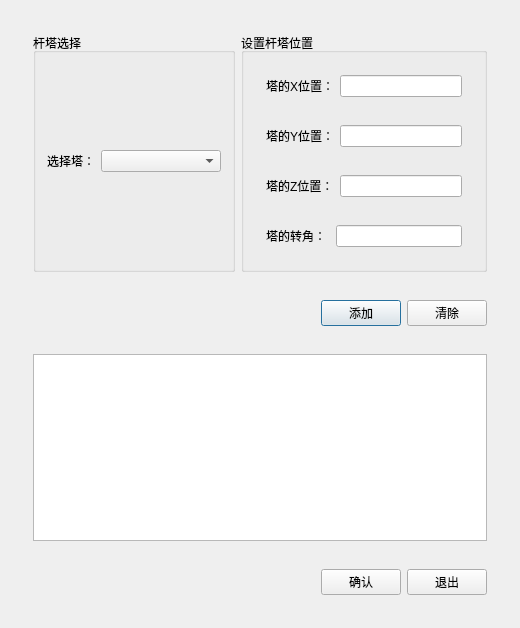
Above: TW/TowerWireGroupAssembly.ui from Shixuku/Tower-Visual before the change. Below: the same form after it.
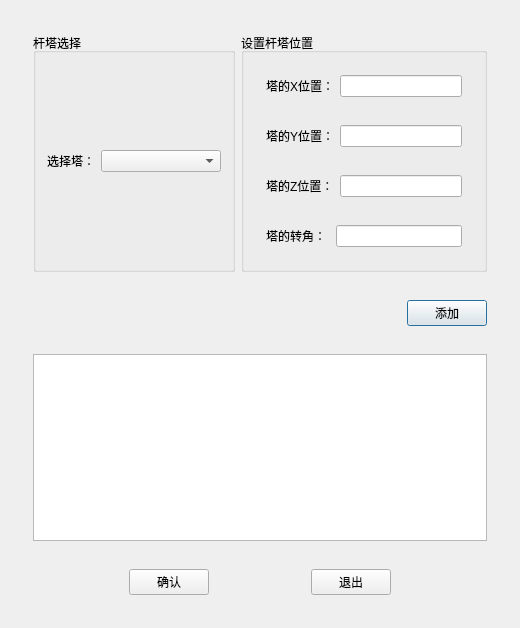
That is the form after the change.

```diff
--- a/TW/TowerWireGroupAssembly.ui
+++ b/TW/TowerWireGroupAssembly.ui
@@ -11,7 +11,7 @@
    </rect>
   </property>
   <property name="windowTitle">
-   <string>TowerWireGroup</string>
+   <string>塔线组实例</string>
   </property>
   <layout class="QHBoxLayout" name="horizontalLayout_9">
    <item>
@@ -158,13 +158,6 @@
            </property>
           </widget>
          </item>
-         <item>
-          <widget class="QPushButton" name="BtnClear">
-           <property name="text">
-            <string>清除</string>
-           </property>
-          </widget>
-         </item>
         </layout>
        </widget>
       </item>
@@ -181,7 +174,7 @@
        <widget class="QWidget" name="widget_12" native="true">
         <layout class="QHBoxLayout" name="horizontalLayout_11">
          <item>
-          <spacer name="horizontalSpacer_2">
+          <spacer name="horizontalSpacer_3">
            <property name="orientation">
             <enum>Qt::Horizontal</enum>
            </property>
@@ -200,6 +193,19 @@
            </property>
           </widget>
          </item>
+         <item>
+          <spacer name="horizontalSpacer_2">
+           <property name="orientation">
+            <enum>Qt::Horizontal</enum>
+           </property>
+           <property name="sizeHint" stdset="0">
+            <size>
+             <width>40</width>
+             <height>20</height>
+            </size>
+           </property>
+          </spacer>
+         </item>
          <item>
           <widget class="QPushButton" name="BtnCancle">
            <property name="text">
@@ -207,6 +213,19 @@
            </property>
           </widget>
          </item>
+         <item>
+          <spacer name="horizontalSpacer_4">
+           <property name="orientation">
+            <enum>Qt::Horizontal</enum>
+           </property>
+           <property name="sizeHint" stdset="0">
+            <size>
+             <width>40</width>
+             <height>20</height>
+            </size>
+           </property>
+          </spacer>
+         </item>
         </layout>
        </widget>
       </item>
```
